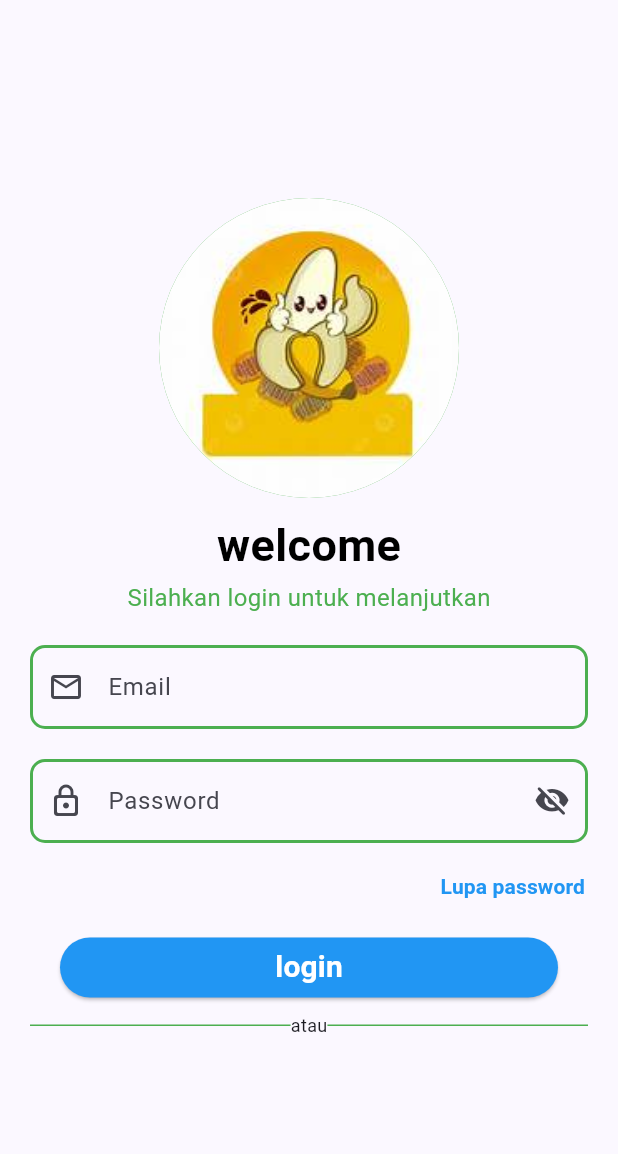
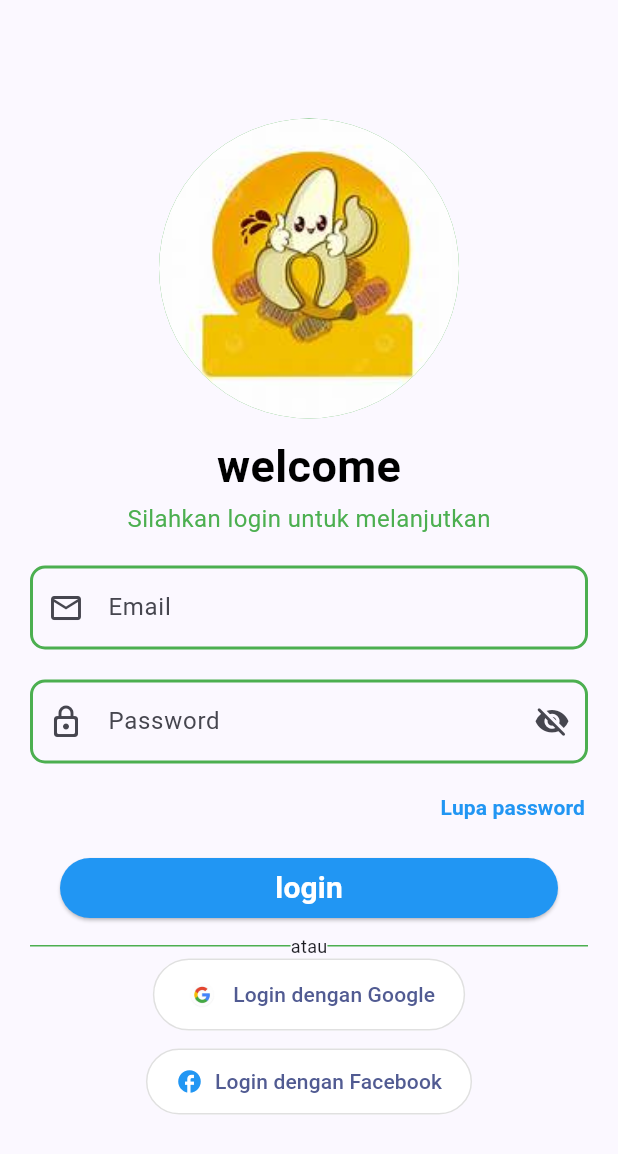
Before and after one commit to jejenjaenudin0895/KB1179-1125170031-uts, a Flutter app: the Login screen opened directly, on a phone screen of 412 x 824 dp. Shown: the top 1154 px of the screen. Run offline on Flutter 3.47's test engine with Material 3 defaults, Android fonts, the phone set to English and light mode, and no system bars.

Commit message:
membuat sosial button

```diff
--- a/lib/screen/login.dart
+++ b/lib/screen/login.dart
@@ -144,6 +144,43 @@ class Login extends StatelessWidget {
                   ],
                 ),
               ),
+              Column(
+                children: [
+                  OutlinedButton.icon(
+                    onPressed: () {},
+                    icon: Image.asset('assets/images/test5.jpeg', height: 24),
+                    label: Text('Login dengan Google'),
+                    style: OutlinedButton.styleFrom(
+                      padding: const EdgeInsets.symmetric(
+                        vertical: 12,
+                        horizontal: 20,
+                      ),
+                      shape: RoundedRectangleBorder(
+                        borderRadius: BorderRadius.circular(30),
+                      ),
+                      side: BorderSide(color: Colors.grey[300]!),
+                      backgroundColor: Colors.white,
+                    ),
+                  ),
+                  SizedBox(height: 10),
+                  OutlinedButton.icon(
+                    onPressed: () {},
+                    icon: Icon(Icons.facebook, color: Colors.blue),
+                    label: Text('Login dengan Facebook'),
+                    style: OutlinedButton.styleFrom(
+                      padding: const EdgeInsets.symmetric(
+                        vertical: 12,
+                        horizontal: 20,
+                      ),
+                      shape: RoundedRectangleBorder(
+                        borderRadius: BorderRadius.circular(30),
+                      ),
+                      side: BorderSide(color: Colors.grey[300]!),
+                      backgroundColor: Colors.white,
+                    ),
+                  ),
+                ],
+              ),
             ],
           ),
         ),
```
Also changed, not shown: assets/images/sosialbutton.png (added), 1 other file.
